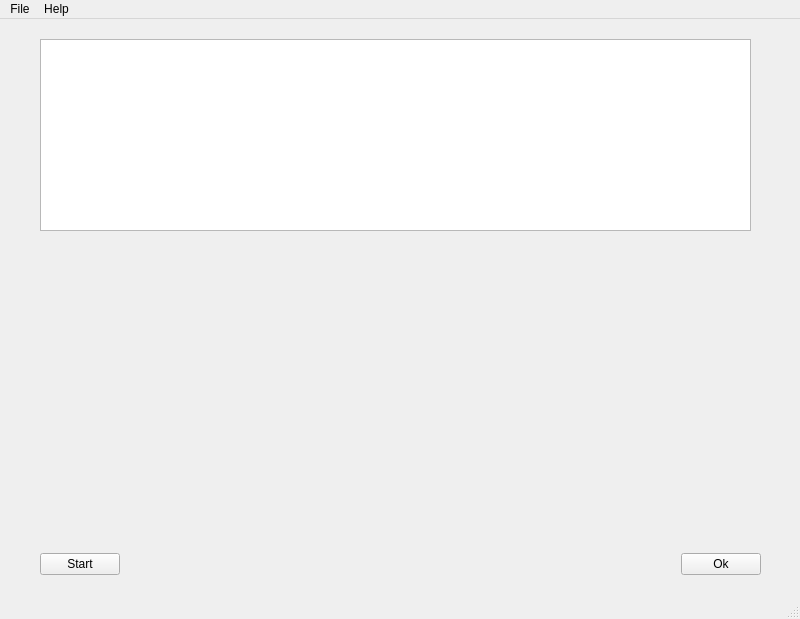
Qt form Git_Gui_Client/gui_main_window.ui (Dmytro-Dombrovskyi/Git_GUI_Client) before a commit.
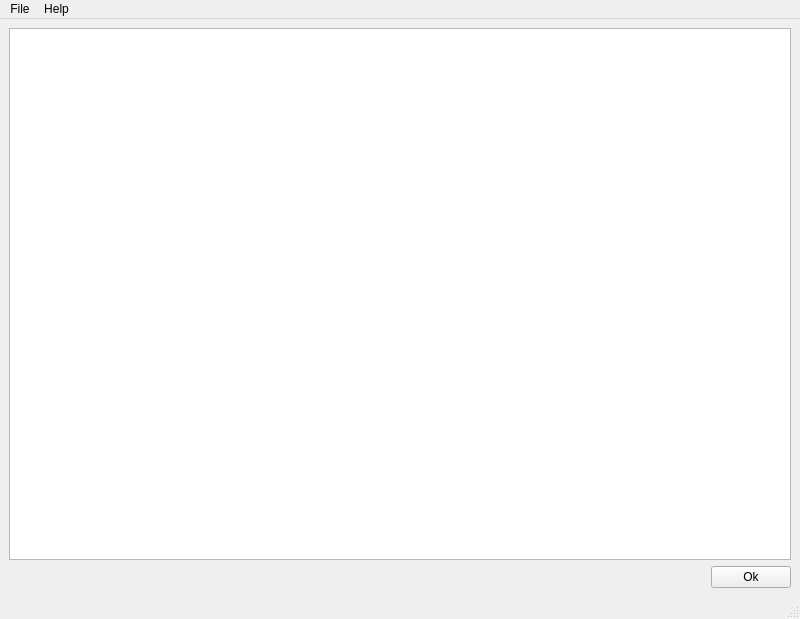
The same form after that commit. Icons and pictures are not drawn.

Commit message: add basic data to TableView

What changed in the file:
```diff
--- a/Git_Gui_Client/gui_main_window.ui
+++ b/Git_Gui_Client/gui_main_window.ui
@@ -14,23 +14,12 @@
    <string>MainWindow</string>
   </property>
   <widget class="QWidget" name="centralwidget">
-   <widget class="QWidget" name="layoutWidget">
-    <property name="geometry">
-     <rect>
-      <x>40</x>
-      <y>530</y>
-      <width>721</width>
-      <height>30</height>
-     </rect>
-    </property>
+   <layout class="QVBoxLayout" name="verticalLayout">
+    <item>
+     <widget class="QTableView" name="tableView"/>
+    </item>
+    <item>
     <layout class="QHBoxLayout" name="horizontalLayout">
-     <item>
-      <widget class="QPushButton" name="pushButton_Start">
-       <property name="text">
-        <string>Start</string>
-       </property>
-      </widget>
-     </item>
      <item>
       <spacer name="horizontalSpacer">
        <property name="orientation">
@@ -52,17 +41,8 @@
       </widget>
      </item>
     </layout>
-   </widget>
-   <widget class="QTableView" name="tableView">
-    <property name="geometry">
-     <rect>
-      <x>40</x>
-      <y>20</y>
-      <width>711</width>
-      <height>192</height>
-     </rect>
-    </property>
-   </widget>
+    </item>
+   </layout>
   </widget>
   <widget class="QMenuBar" name="menubar">
    <property name="geometry">
```
Lines whose indentation alone changed are shown as unchanged. The commit also changes 3 other files.
